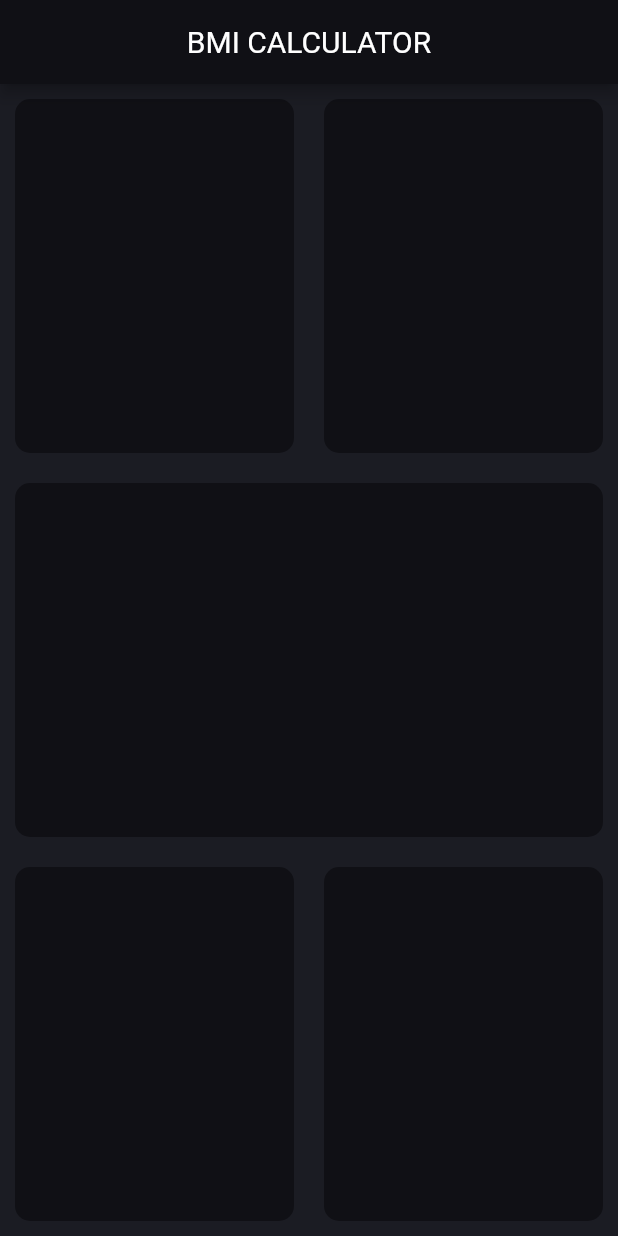
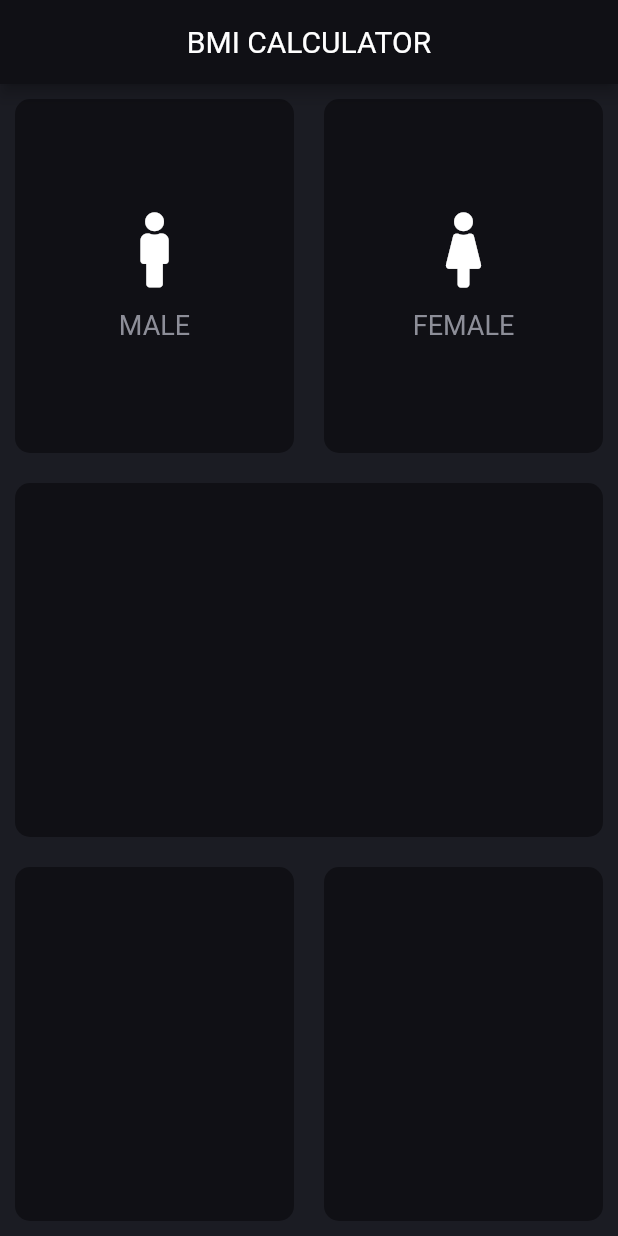
Before and after one commit to avajiyo/bmi-calculator, a Flutter app: the screen it shows after launch, on a phone screen of 412 x 824 dp. Run offline on Flutter 3.47's test engine with Material 2 defaults, Android fonts, the phone set to English and light mode, and no system bars; our stand-ins replace font_awesome_flutter.

Commit message:
Created custom widgets: reusable card and its contents (card_child), separated from input_page.dart.

```diff
--- /dev/null
+++ b/lib/card_child.dart
@@ -0,0 +1,22 @@
+import 'package:flutter/material.dart';
+
+class CardChild extends StatelessWidget {
+  CardChild({@required this.text, this.icon});
+
+  final String text;
+  final IconData icon;
+
+  @override
+  Widget build(BuildContext context) {
+    return Container(
+      child: Column(
+        mainAxisAlignment: MainAxisAlignment.center,
+        children: <Widget>[
+          Icon(icon, size: 50),
+          SizedBox(height: 15),
+          Text(text, style: TextStyle(fontSize: 18, color: Color(0xFF8D8E98)))
+        ],
+      ),
+    );
+  }
+}
--- a/lib/input_page.dart
+++ b/lib/input_page.dart
@@ -1,18 +1,17 @@
 import 'package:flutter/material.dart';
+import 'package:font_awesome_flutter/font_awesome_flutter.dart';
+import 'reusable_card.dart';
+import 'card_child.dart';
 
 const cardColor = Color(0xFF101015);
+const headingStyle = TextStyle(
+  color: Colors.white,
+  fontWeight: FontWeight.normal,
+  fontSize: 20,
+);
 
 class MyHomePage extends StatefulWidget {
   MyHomePage({Key key, this.title}) : super(key: key);
-
-  // This widget is the home page of your application. It is stateful, meaning
-  // that it has a State object (defined below) that contains fields that affect
-  // how it looks.
-
-  // This class is the configuration for the state. It holds the values (in this
-  // case the title) provided by the parent (in this case the App widget) and
-  // used by the build method of the State. Fields in a Widget subclass are
-  // always marked "final".
 
   final String title;
 
@@ -21,39 +20,14 @@ class MyHomePage extends StatefulWidget {
 }
 
 class _MyHomePageState extends State<MyHomePage> {
-  int _counter = 0;
-
-  void _incrementCounter() {
-    setState(() {
-      // This call to setState tells the Flutter framework that something has
-      // changed in this State, which causes it to rerun the build method below
-      // so that the display can reflect the updated values. If we changed
-      // _counter without calling setState(), then the build method would not be
-      // called again, and so nothing would appear to happen.
-      _counter++;
-    });
-  }
-
   @override
   Widget build(BuildContext context) {
-    // This method is rerun every time setState is called, for instance as done
-    // by the _incrementCounter method above.
-    //
-    // The Flutter framework has been optimized to make rerunning build methods
-    // fast, so that you can just rebuild anything that needs updating rather
-    // than having to individually change instances of widgets.
     return Scaffold(
         appBar: AppBar(
-          // Here we take the value from the MyHomePage object that was created by
-          // the App.build method, and use it to set our appbar title.
           title: Center(
             child: Text(
               'BMI CALCULATOR',
-              style: TextStyle(
-                color: Colors.white,
-                fontWeight: FontWeight.normal,
-                fontSize: 20,
-              ),
+              style: headingStyle,
             ),
           ),
         ),
@@ -62,8 +36,16 @@ class _MyHomePageState extends State<MyHomePage> {
             Expanded(
               child: Row(
                 children: [
-                  Expanded(child: ReusableCard(colour: cardColor)),
-                  Expanded(child: ReusableCard(colour: cardColor)),
+                  Expanded(
+                      child: ReusableCard(
+                          colour: cardColor,
+                          cardChild: CardChild(
+                              icon: FontAwesomeIcons.male, text: 'MALE'))),
+                  Expanded(
+                      child: ReusableCard(
+                          colour: cardColor,
+                          cardChild: CardChild(
+                              icon: FontAwesomeIcons.female, text: 'FEMALE'))),
                 ],
               ),
             ),
@@ -80,20 +62,3 @@ class _MyHomePageState extends State<MyHomePage> {
         ));
   }
 }
-
-class ReusableCard extends StatelessWidget {
-  ReusableCard({@required this.colour});
-
-  final Color colour;
-
-  @override
-  Widget build(BuildContext context) {
-    return Container(
-      margin: EdgeInsets.all(10.0),
-      decoration: BoxDecoration(
-        color: colour,
-        borderRadius: BorderRadius.circular((10.0)),
-      ),
-    );
-  }
-}
--- /dev/null
+++ b/lib/reusable_card.dart
@@ -0,0 +1,20 @@
+import 'package:flutter/material.dart';
+
+class ReusableCard extends StatelessWidget {
+  ReusableCard({@required this.colour, this.cardChild});
+
+  final Color colour;
+  final cardChild;
+
+  @override
+  Widget build(BuildContext context) {
+    return Container(
+      child: cardChild,
+      margin: EdgeInsets.all(10.0),
+      decoration: BoxDecoration(
+        color: colour,
+        borderRadius: BorderRadius.circular((10.0)),
+      ),
+    );
+  }
+}
--- a/pubspec.yaml
+++ b/pubspec.yaml
@@ -28,6 +28,8 @@ dependencies:
   # The following adds the Cupertino Icons font to your application.
   # Use with the CupertinoIcons class for iOS style icons.
   cupertino_icons: ^0.1.3
+
+  font_awesome_flutter: ^8.8.1
 
 dev_dependencies:
   flutter_test:
```
Also changed, not shown: pubspec.lock.
